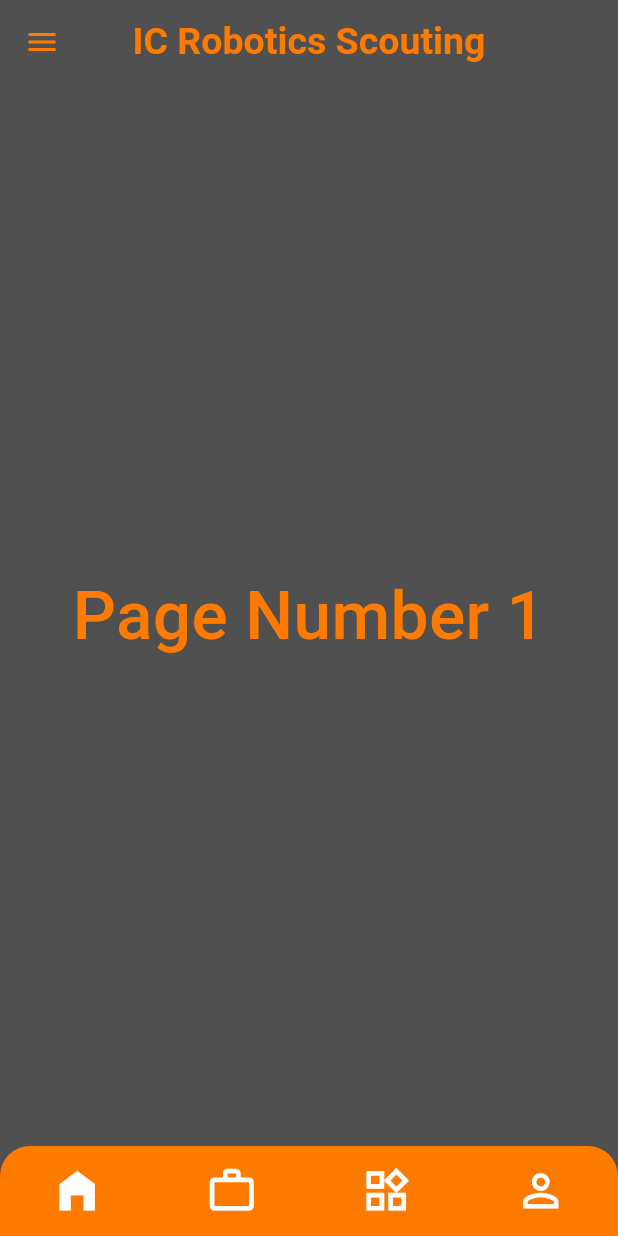
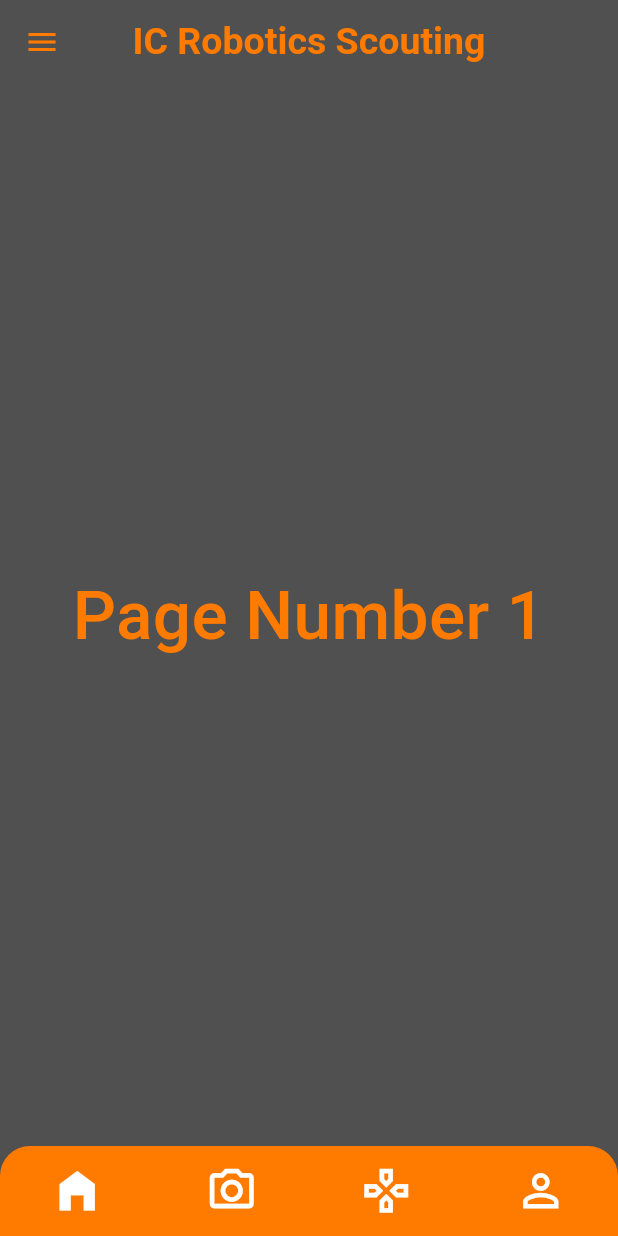
Before and after one commit to AntiAntiexe/Scouting-App, a Flutter app: the screen it shows after launch, on a phone screen of 412 x 824 dp. Run offline on Flutter 3.47's test engine with Material 3 defaults, Android fonts, the phone set to English and light mode, and no system bars.

Commit message:
Changed page Icons to match app requirements

```diff
--- a/lib/main.dart
+++ b/lib/main.dart
@@ -107,12 +107,12 @@ class _HomePageState extends State<HomePage> {
             },
             icon: pageIndex == 1
                 ? const Icon(
-                    Icons.work_rounded,
+                    Icons.camera_alt_rounded,
                     color: Colors.white,
                     size: 35,
                   )
                 : const Icon(
-                    Icons.work_outline_outlined,
+                    Icons.camera_alt_outlined,
                     color: Colors.white,
                     size: 35,
                   ),
@@ -126,12 +126,12 @@ class _HomePageState extends State<HomePage> {
             },
             icon: pageIndex == 2
                 ? const Icon(
-                    Icons.widgets_rounded,
+                    Icons.games_rounded,
                     color: Colors.white,
                     size: 35,
                   )
                 : const Icon(
-                    Icons.widgets_outlined,
+                    Icons.games_outlined,
                     color: Colors.white,
                     size: 35,
                   ),
```
